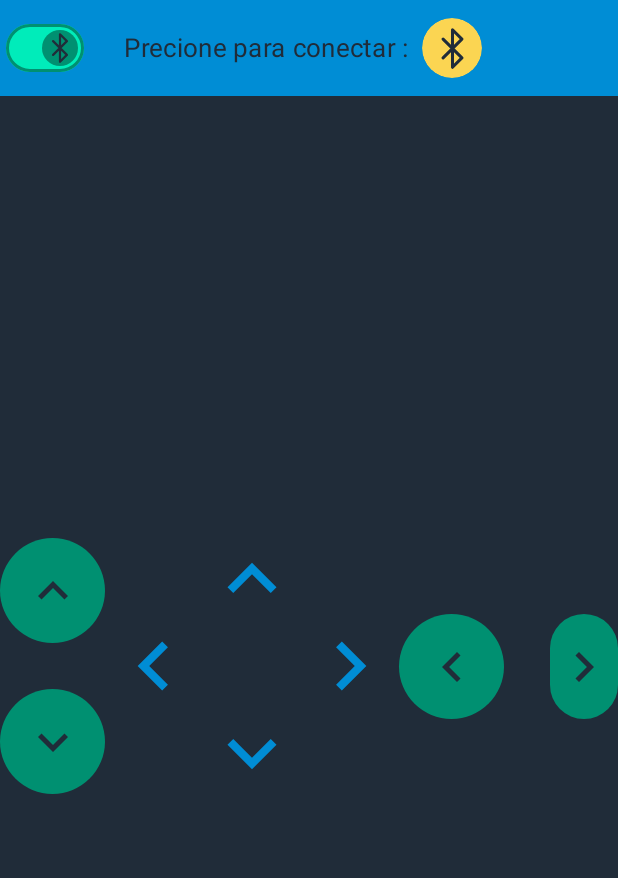
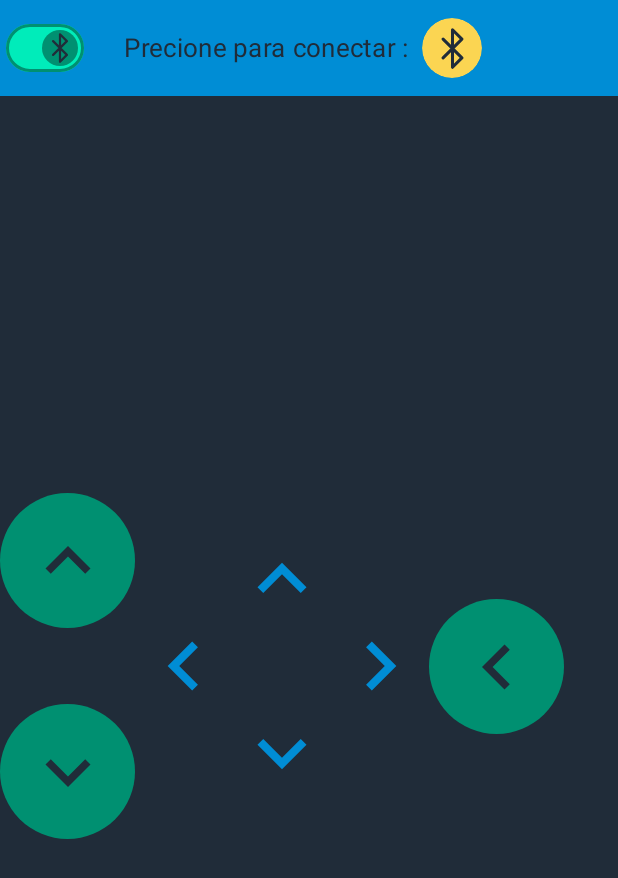
Before and after one commit to lautaro-tomas-ardiles/newControlador, an Android app built with Jetpack Compose: the screen it shows after launch (MainActivity), on a phone screen of 412 x 824 dp. Shown: the top 878 px of the screen. Run offline under Robolectric (Android 15) with nearby library versions, the phone set to English and light mode, and no system bars.

Commit message:
cambios2

```diff
--- a/app/src/main/java/com/example/newcontrolador/MainActivity.kt
+++ b/app/src/main/java/com/example/newcontrolador/MainActivity.kt
@@ -45,7 +45,9 @@ class MainActivity : ComponentActivity() {
         super.onCreate(savedInstanceState)
         enableEdgeToEdge()
         setContent {
-            NewControladorTheme {
+            NewControladorTheme (
+                darkTheme = true,
+            ) {
                 MainScreen(takePermission, bluetoothAdapter)
             }
         }
--- a/app/src/main/java/com/example/newcontrolador/connection/BluetoothConnectionManager.kt
+++ b/app/src/main/java/com/example/newcontrolador/connection/BluetoothConnectionManager.kt
@@ -20,7 +20,11 @@ class BluetoothConnectionManager {
 
         // Verificar permisos en Android 12+
         if (Build.VERSION.SDK_INT >= Build.VERSION_CODES.S &&
-            ActivityCompat.checkSelfPermission(context, Manifest.permission.BLUETOOTH_CONNECT) != PackageManager.PERMISSION_GRANTED) {
+            ActivityCompat.checkSelfPermission(
+                context,
+                Manifest.permission.BLUETOOTH_CONNECT
+            ) != PackageManager.PERMISSION_GRANTED
+        ) {
             Toast.makeText(context, "Permiso BLUETOOTH_CONNECT denegado", Toast.LENGTH_SHORT).show()
             return false
         }
--- a/app/src/main/java/com/example/newcontrolador/screen/MainPage.kt
+++ b/app/src/main/java/com/example/newcontrolador/screen/MainPage.kt
@@ -3,22 +3,54 @@
 package com.example.newcontrolador.screen
 
 import android.Manifest
-import android.bluetooth.*
+import android.bluetooth.BluetoothAdapter
+import android.bluetooth.BluetoothDevice
 import android.content.pm.PackageManager
 import android.os.Build
 import android.widget.Toast
 import androidx.activity.result.ActivityResultLauncher
-import androidx.compose.foundation.*
+import androidx.compose.foundation.background
+import androidx.compose.foundation.clickable
 import androidx.compose.foundation.gestures.detectTapGestures
-import androidx.compose.foundation.layout.*
-import androidx.compose.foundation.lazy.*
+import androidx.compose.foundation.layout.Arrangement
+import androidx.compose.foundation.layout.Box
+import androidx.compose.foundation.layout.Column
+import androidx.compose.foundation.layout.Row
+import androidx.compose.foundation.layout.Spacer
+import androidx.compose.foundation.layout.fillMaxSize
+import androidx.compose.foundation.layout.fillMaxWidth
+import androidx.compose.foundation.layout.padding
+import androidx.compose.foundation.layout.size
+import androidx.compose.foundation.lazy.LazyColumn
+import androidx.compose.foundation.lazy.items
 import androidx.compose.foundation.shape.CircleShape
 import androidx.compose.material.icons.Icons
-import androidx.compose.material.icons.automirrored.filled.*
-import androidx.compose.material.icons.filled.*
-import androidx.compose.material3.*
-import androidx.compose.runtime.*
-import androidx.compose.ui.*
+import androidx.compose.material.icons.automirrored.filled.KeyboardArrowLeft
+import androidx.compose.material.icons.automirrored.filled.KeyboardArrowRight
+import androidx.compose.material.icons.automirrored.filled.Send
+import androidx.compose.material.icons.filled.KeyboardArrowDown
+import androidx.compose.material.icons.filled.KeyboardArrowUp
+import androidx.compose.material3.Card
+import androidx.compose.material3.CardDefaults
+import androidx.compose.material3.ExperimentalMaterial3Api
+import androidx.compose.material3.Icon
+import androidx.compose.material3.IconButton
+import androidx.compose.material3.IconButtonDefaults
+import androidx.compose.material3.OutlinedTextField
+import androidx.compose.material3.OutlinedTextFieldDefaults
+import androidx.compose.material3.Scaffold
+import androidx.compose.material3.Switch
+import androidx.compose.material3.SwitchDefaults
+import androidx.compose.material3.Text
+import androidx.compose.material3.TopAppBar
+import androidx.compose.material3.TopAppBarDefaults
+import androidx.compose.runtime.Composable
+import androidx.compose.runtime.getValue
+import androidx.compose.runtime.mutableStateOf
+import androidx.compose.runtime.remember
+import androidx.compose.runtime.setValue
+import androidx.compose.ui.Alignment
+import androidx.compose.ui.Modifier
 import androidx.compose.ui.graphics.Color
 import androidx.compose.ui.input.pointer.pointerInput
 import androidx.compose.ui.platform.LocalContext
@@ -29,7 +61,12 @@ import androidx.core.app.ActivityCompat
 import com.example.newcontrolador.R
 import com.example.newcontrolador.connection.BluetoothConnectionManager
 import com.example.newcontrolador.connection.WiFiConnectionManager
-import com.example.newcontrolador.ui.theme.*
+import com.example.newcontrolador.ui.theme.Black
+import com.example.newcontrolador.ui.theme.Blue
+import com.example.newcontrolador.ui.theme.DarkGreen
+import com.example.newcontrolador.ui.theme.DarkYellow
+import com.example.newcontrolador.ui.theme.LightGreen
+import com.example.newcontrolador.ui.theme.LightYellow
 
 @Composable
 fun BluetoothDevices(
@@ -67,7 +104,8 @@ fun DeviceItem(
             val context = LocalContext.current
             val deviceName = if (ActivityCompat.checkSelfPermission(
                     context, Manifest.permission.BLUETOOTH_CONNECT
-                ) == PackageManager.PERMISSION_GRANTED) {
+                ) == PackageManager.PERMISSION_GRANTED
+            ) {
                 device.name ?: "Dispositivo desconocido"
             } else {
                 "Permiso requerido"
@@ -79,8 +117,8 @@ fun DeviceItem(
     }
 }
 /**
-    ambas funciones de arriba solo se llama se si esta usando bluetooth
-**/
+ambas funciones de arriba solo se llama se si esta usando bluetooth
+ **/
 @Composable
 fun TopBar(
     takePermission: ActivityResultLauncher<String>,
@@ -121,13 +159,13 @@ fun TopBar(
                     uncheckedIconColor = Black
                 ),
                 thumbContent = {
-                    if (bluetooth){
+                    if (bluetooth) {
                         Icon(
                             painter = painterResource(R.drawable.group_11),
                             contentDescription = null,
                             modifier = Modifier.size(20.dp)
                         )
-                    }else {
+                    } else {
                         Icon(
                             painter = painterResource(R.drawable.group_10),
                             contentDescription = null,
@@ -157,8 +195,12 @@ fun TopBar(
                             }
 
                             if (pairedDevices.isEmpty()) {
-                                Toast.makeText(context, "No se encontraron dispositivos", Toast.LENGTH_SHORT).show()
-                            }else {
+                                Toast.makeText(
+                                    context,
+                                    "No se encontraron dispositivos",
+                                    Toast.LENGTH_SHORT
+                                ).show()
+                            } else {
                                 devicesChange(true)
                             }
                         },
@@ -182,9 +224,17 @@ fun TopBar(
                             IconButton(
                                 onClick = {
                                     if (wifiManager.connectToIp(ip, context)) {
-                                        Toast.makeText(context, "Conectado a $ip", Toast.LENGTH_SHORT).show()
-                                    }else {
-                                        Toast.makeText(context, "No se pudo conectar a $ip", Toast.LENGTH_SHORT).show()
+                                        Toast.makeText(
+                                            context,
+                                            "Conectado a $ip",
+                                            Toast.LENGTH_SHORT
+                                        ).show()
+                                    } else {
+                                        Toast.makeText(
+                                            context,
+                                            "No se pudo conectar a $ip",
+                                            Toast.LENGTH_SHORT
+                                        ).show()
                                     }
                                 }
                             ) {
@@ -231,7 +281,7 @@ fun Button(
 
     Box(
         modifier = Modifier
-            .size(70.dp)
+            .size(90.dp)
             .background(
                 DarkGreen,
                 shape = CircleShape
@@ -250,7 +300,7 @@ fun Button(
         Icon(
             imageVector = arrowDirection,
             contentDescription = null,
-            modifier = Modifier.size(40.dp),
+            modifier = Modifier.size(60.dp),
             tint = Black
         )
     }
@@ -361,7 +411,7 @@ fun GridButton(
                     managerWiFi.sendChar('S', context)
                 }
             )
-            Spacer(Modifier.padding(15.dp))
+            Spacer(Modifier.padding(25.dp))
 
             Button(
                 direction = "down",
@@ -464,7 +514,7 @@ fun GridButton(
                     managerWiFi.sendChar('S', context)
                 }
             )
-            Spacer(Modifier.padding(15.dp))
+            Spacer(Modifier.padding(25.dp))
 
             Button(
                 direction = "right",
@@ -558,13 +608,25 @@ fun MainScreen(
                         if (
                             bluetoothConnectionManager.connectToDevice(device, context)
                         ) {
-                            Toast.makeText(context, "Conectado a ${device.name}", Toast.LENGTH_SHORT).show()
+                            Toast.makeText(
+                                context,
+                                "Conectado a ${device.name}",
+                                Toast.LENGTH_SHORT
+                            ).show()
                             devices = false // ✅ Cierra la lista después de la conexión
                         } else {
-                            Toast.makeText(context, "No se pudo conectar a ${device.name}", Toast.LENGTH_SHORT).show()
+                            Toast.makeText(
+                                context,
+                                "No se pudo conectar a ${device.name}",
+                                Toast.LENGTH_SHORT
+                            ).show()
                         }
                     } else {
-                        Toast.makeText(context, "Permiso BLUETOOTH_CONNECT no concedido", Toast.LENGTH_SHORT).show()
+                        Toast.makeText(
+                            context,
+                            "Permiso BLUETOOTH_CONNECT no concedido",
+                            Toast.LENGTH_SHORT
+                        ).show()
                     }
                 } catch (e: Exception) {
                     e.printStackTrace()
```
Also changed, not shown: app/src/main/java/com/example/newcontrolador/connection/WiFiConnectionManager.kt (+12 -11 lines).
